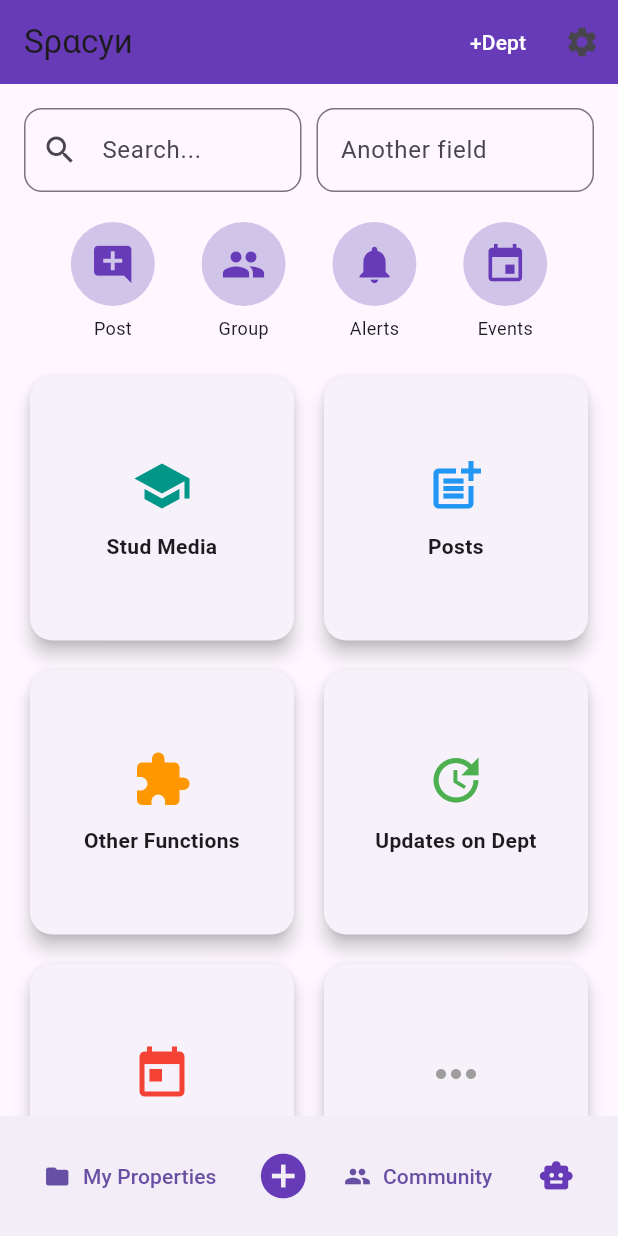
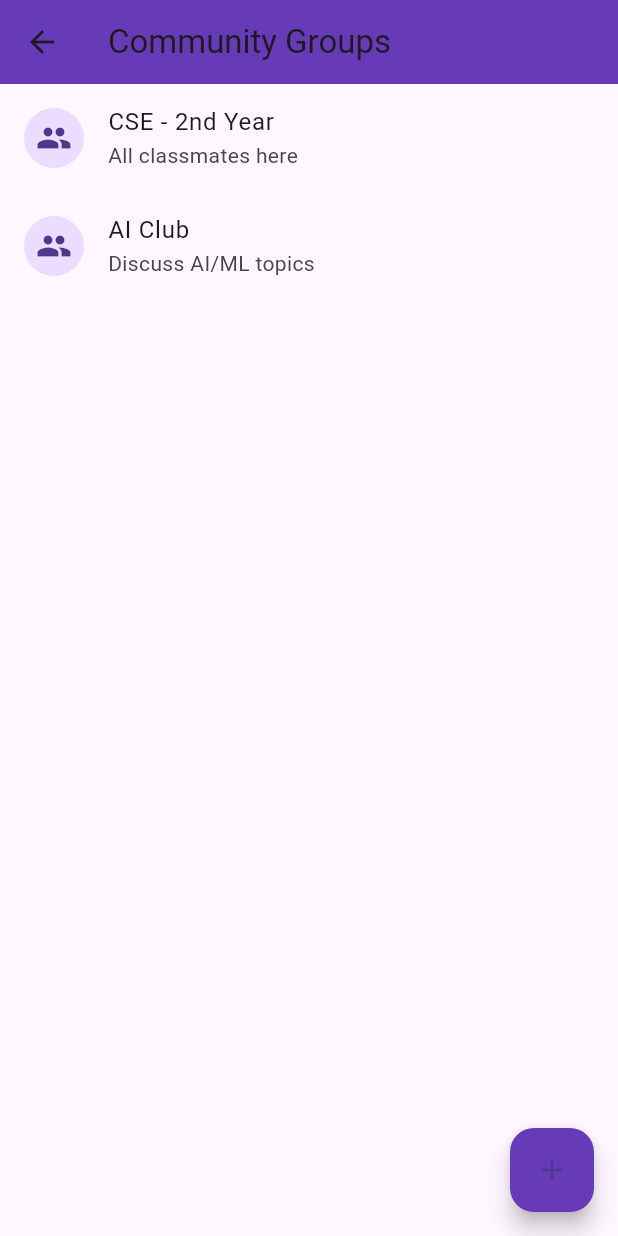
Before and after one commit to Tamizh-code/Spacyn, a Flutter app: the HomePage screen opened directly with empty values, after a tap on "Community", on a phone screen of 412 x 824 dp. Run offline on Flutter 3.47's test engine with Material 3 defaults, Android fonts, the phone set to English and light mode, and no system bars.

Commit message:
i create community

```diff
--- a/lib/home_page.dart
+++ b/lib/home_page.dart
@@ -11,6 +11,7 @@ import 'pages/post_page.dart';
 import 'pages/group_page.dart';
 import 'pages/alerts_page.dart';
 import 'pages/events_page.dart';
+import 'pages/community_page.dart'; // ✅ Community Page
 
 class HomePage extends StatelessWidget {
   final String userEmail;
@@ -90,9 +91,11 @@ class HomePage extends StatelessWidget {
               crossAxisSpacing: 12,
               mainAxisSpacing: 12,
               children: [
-                buildFeatureCard(context, "Stud Media", Icons.school, Colors.teal, StudMediaHomePage(userEmail: userEmail)),
+                buildFeatureCard(context, "Stud Media", Icons.school, Colors.teal,
+                    StudMediaHomePage(userEmail: userEmail)),
                 buildFeatureCard(context, "Posts", Icons.post_add, Colors.blue, PostsPage()),
-                buildFeatureCard(context, "Other Functions", Icons.extension, Colors.orange, OtherFunctionsPage()),
+                buildFeatureCard(context, "Other Functions", Icons.extension, Colors.orange,
+                    OtherFunctionsPage()),
                 buildFeatureCard(context, "Updates on Dept", Icons.update, Colors.green, UpdatesPage()),
                 buildFeatureCard(context, "Day to Day Updates", Icons.today, Colors.red, DayUpdatesPage()),
                 buildFeatureCard(context, "More", Icons.more_horiz, Colors.grey, MorePage()),
@@ -119,7 +122,12 @@ class HomePage extends StatelessWidget {
               onPressed: () {},
             ),
             TextButton.icon(
-              onPressed: () {},
+              onPressed: () {
+                Navigator.push(
+                  context,
+                  MaterialPageRoute(builder: (context) => CommunityPage()),
+                );
+              },
               icon: const Icon(Icons.group),
               label: const Text("Community"),
             ),
@@ -154,7 +162,8 @@ class HomePage extends StatelessWidget {
   }
 
   // Helper: Feature Card
-  Widget buildFeatureCard(BuildContext context, String title, IconData icon, Color color, Widget page) {
+  Widget buildFeatureCard(
+      BuildContext context, String title, IconData icon, Color color, Widget page) {
     return Card(
       elevation: 5,
       shape: RoundedRectangleBorder(borderRadius: BorderRadius.circular(15)),
--- /dev/null
+++ b/lib/pages/community_page.dart
@@ -0,0 +1,64 @@
+import 'package:flutter/material.dart';
+import 'create_group_page.dart';
+import 'group_chat_page.dart';
+
+class CommunityPage extends StatefulWidget {
+  const CommunityPage({super.key});
+
+  @override
+  State<CommunityPage> createState() => _CommunityPageState();
+}
+
+class _CommunityPageState extends State<CommunityPage> {
+  // Temporary group list (local)
+  List<Map<String, String>> groups = [
+    {"name": "CSE - 2nd Year", "desc": "All classmates here"},
+    {"name": "AI Club", "desc": "Discuss AI/ML topics"},
+  ];
+
+  @override
+  Widget build(BuildContext context) {
+    return Scaffold(
+      appBar: AppBar(
+        title: const Text("Community Groups"),
+        backgroundColor: Colors.deepPurple,
+      ),
+      body: groups.isEmpty
+          ? const Center(child: Text("No groups yet. Create one!"))
+          : ListView.builder(
+        itemCount: groups.length,
+        itemBuilder: (context, index) {
+          return ListTile(
+            leading: const CircleAvatar(child: Icon(Icons.group)),
+            title: Text(groups[index]["name"]!),
+            subtitle: Text(groups[index]["desc"] ?? ""),
+            onTap: () {
+              Navigator.push(
+                context,
+                MaterialPageRoute(
+                  builder: (context) =>
+                      GroupChatPage(groupName: groups[index]["name"]!),
+                ),
+              );
+            },
+          );
+        },
+      ),
+      floatingActionButton: FloatingActionButton(
+        backgroundColor: Colors.deepPurple,
+        onPressed: () async {
+          final newGroup = await Navigator.push(
+            context,
+            MaterialPageRoute(builder: (context) => const CreateGroupPage()),
+          );
+          if (newGroup != null) {
+            setState(() {
+              groups.add(newGroup);
+            });
+          }
+        },
+        child: const Icon(Icons.add),
+      ),
+    );
+  }
+}
```
Also changed, not shown: lib/pages/create_group_page.dart (added, +61 -0 lines), lib/pages/group_chat_page.dart (added, +82 -0 lines), lib/pages/stud_media_page.dart (+123 -69 lines).
